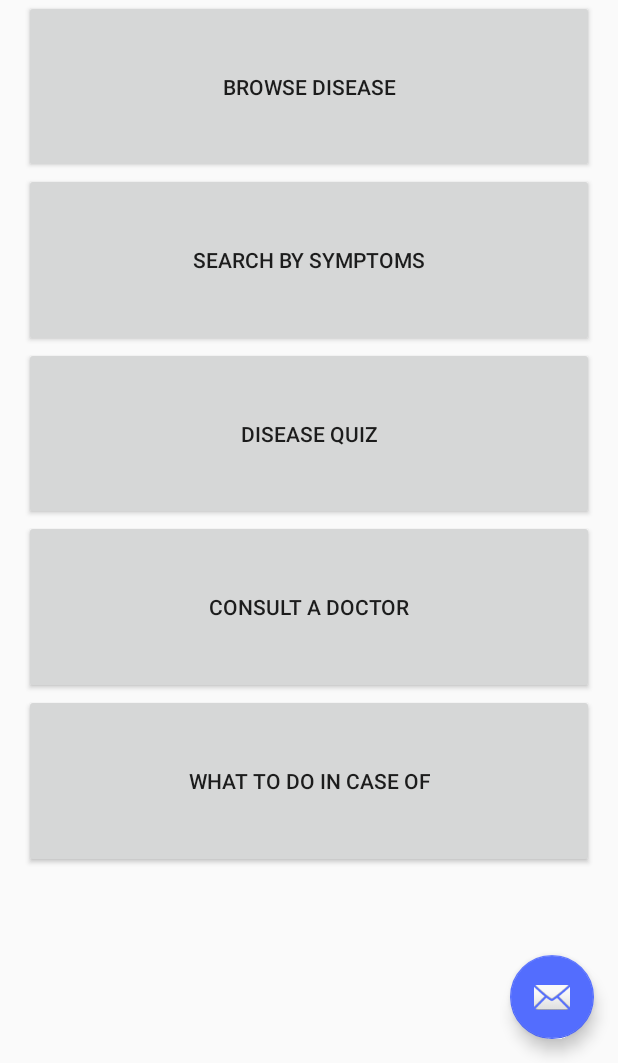
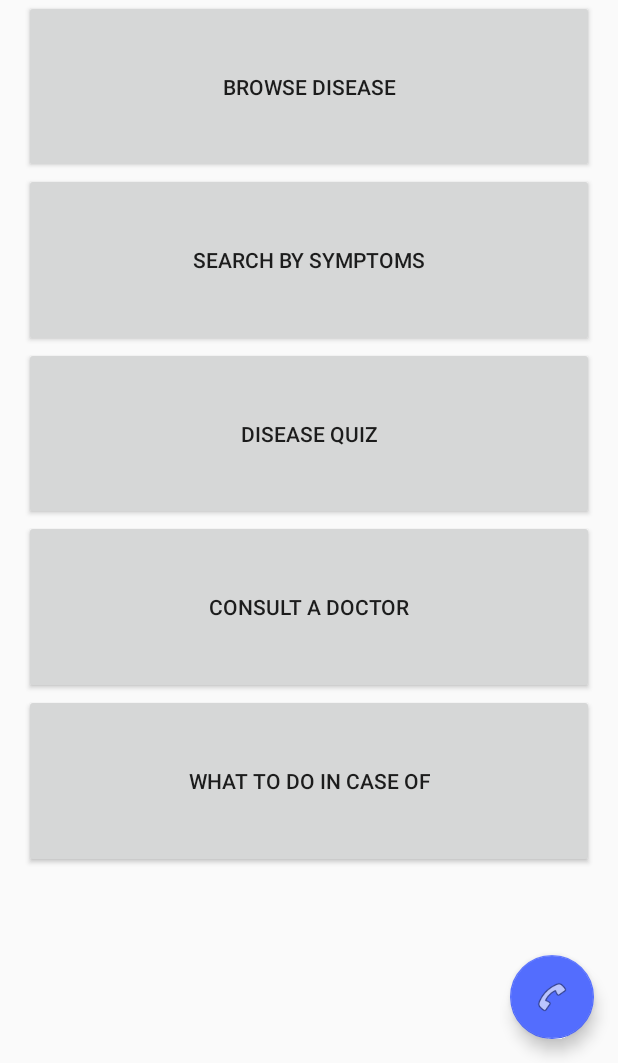
Before and after one commit to Umang31/SmartHealth, an Android app: the screen it shows after launch (TopLevelActivity), on a phone screen of 412 x 824 dp, the part 173-1236 px from its top. Run offline under Robolectric (Android 15) with nearby library versions, the phone set to English and light mode, and no system bars.

Commit message:
Updated Floating Action Button to call

```diff
--- a/app/src/main/res/layout/activity_browse_disease_category.xml
+++ b/app/src/main/res/layout/activity_browse_disease_category.xml
@@ -29,6 +29,6 @@
         android:layout_height="wrap_content"
         android:layout_gravity="bottom|end"
         android:layout_margin="@dimen/fab_margin"
-        android:src="@android:drawable/ic_dialog_email" />
+        android:src="@android:drawable/ic_menu_call" />
 
 </android.support.design.widget.CoordinatorLayout>
--- a/app/src/main/res/layout/activity_disease.xml
+++ b/app/src/main/res/layout/activity_disease.xml
@@ -29,6 +29,6 @@
         android:layout_height="wrap_content"
         android:layout_gravity="bottom|end"
         android:layout_margin="@dimen/fab_margin"
-        android:src="@android:drawable/ic_dialog_email" />
+        android:src="@android:drawable/ic_menu_call" />
 
 </android.support.design.widget.CoordinatorLayout>
--- a/app/src/main/res/layout/activity_disease_quiz.xml
+++ b/app/src/main/res/layout/activity_disease_quiz.xml
@@ -29,6 +29,6 @@
         android:layout_height="wrap_content"
         android:layout_gravity="bottom|end"
         android:layout_margin="@dimen/fab_margin"
-        android:src="@android:drawable/ic_dialog_email" />
+        android:src="@android:drawable/ic_menu_call" />
 
 </android.support.design.widget.CoordinatorLayout>
--- a/app/src/main/res/layout/activity_search_by_symptoms_category.xml
+++ b/app/src/main/res/layout/activity_search_by_symptoms_category.xml
@@ -29,6 +29,6 @@
         android:layout_height="wrap_content"
         android:layout_gravity="bottom|end"
         android:layout_margin="@dimen/fab_margin"
-        android:src="@android:drawable/ic_dialog_email" />
+        android:src="@android:drawable/ic_menu_call" />
 
 </android.support.design.widget.CoordinatorLayout>
--- a/app/src/main/res/layout/activity_show_video_category.xml
+++ b/app/src/main/res/layout/activity_show_video_category.xml
@@ -29,6 +29,6 @@
         android:layout_height="wrap_content"
         android:layout_gravity="bottom|end"
         android:layout_margin="@dimen/fab_margin"
-        android:src="@android:drawable/ic_dialog_email" />
+        android:src="@android:drawable/ic_menu_call" />
 
 </android.support.design.widget.CoordinatorLayout>
--- a/app/src/main/res/layout/activity_top_level.xml
+++ b/app/src/main/res/layout/activity_top_level.xml
@@ -29,6 +29,6 @@
         android:layout_height="wrap_content"
         android:layout_gravity="bottom|end"
         android:layout_margin="@dimen/fab_margin"
-        android:src="@android:drawable/ic_dialog_email" />
+        android:src="@android:drawable/ic_menu_call" />
 
 </android.support.design.widget.CoordinatorLayout>
```
